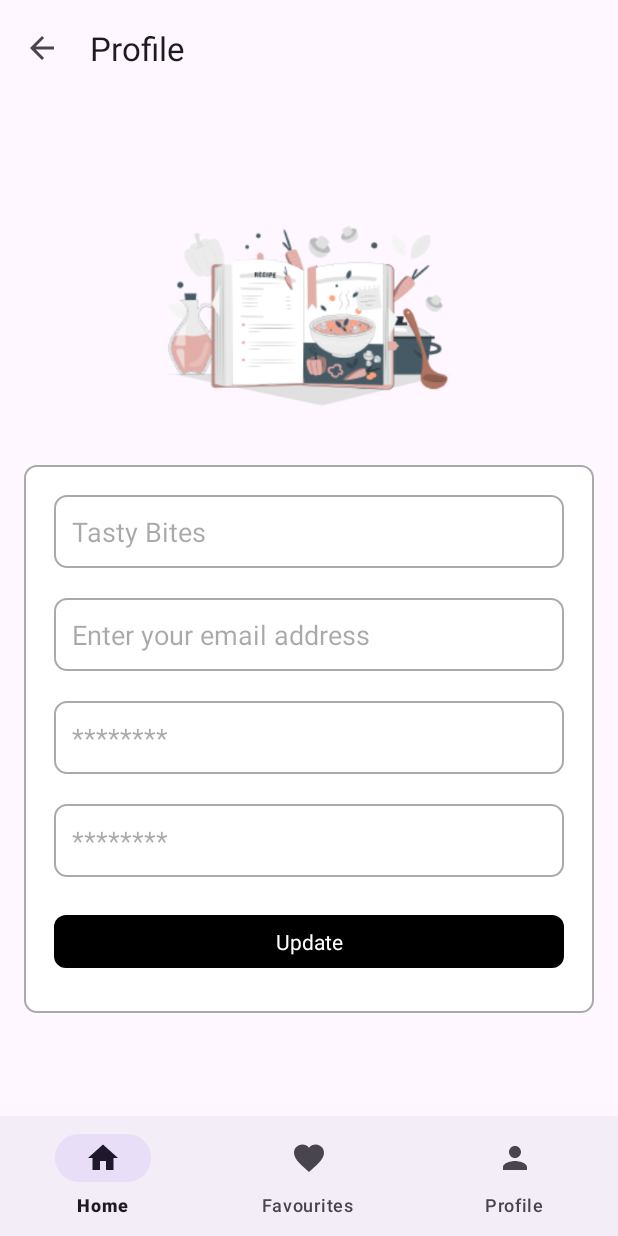
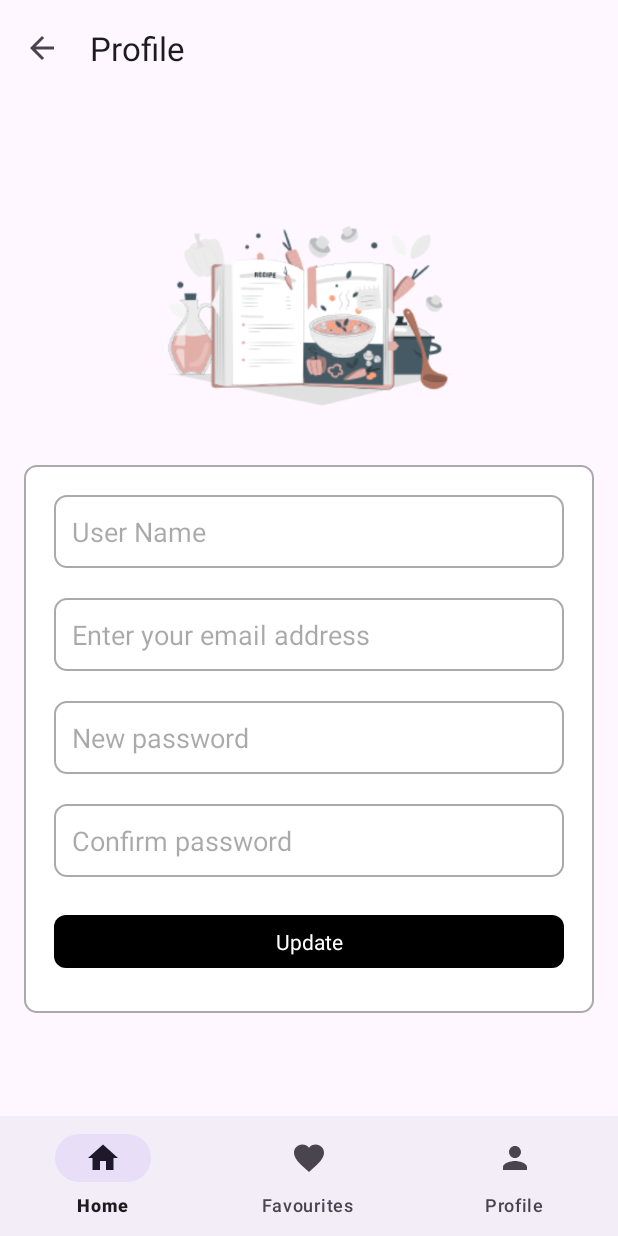
Before and after one commit to RuchithaMaram/Kooksy, an Android app: the FragmentProfileDetails screen opened through its navigation route, on a phone screen of 412 x 824 dp. Run offline under Robolectric (Android 15) with nearby library versions, the phone set to English and light mode, and no system bars; our stand-ins replace Firebase (no records; nobody signed in at launch, a user with empty details on screens opened directly), navigation-ui; Roboto replaces fonts that are not available here.

Commit message:
updated profile details

```diff
--- a/app/src/main/java/com/teamfour/kooksy/ui/profile/FragmentProfileDetails.kt
+++ b/app/src/main/java/com/teamfour/kooksy/ui/profile/FragmentProfileDetails.kt
@@ -5,50 +5,59 @@ import androidx.fragment.app.Fragment
 import android.view.LayoutInflater
 import android.view.View
 import android.view.ViewGroup
+import android.widget.Toast
+import androidx.core.widget.doAfterTextChanged
+import androidx.fragment.app.viewModels
 import androidx.navigation.fragment.findNavController
 import com.teamfour.kooksy.databinding.FragmentProfileDetailsBinding
 
 
 class FragmentProfileDetails : Fragment() {
 
-    private var _binding: FragmentProfileDetailsBinding? = null
-    private val binding get() = _binding!!
+    lateinit var binding: FragmentProfileDetailsBinding
+    private val regex: Regex = "^(?=.*[A-Z])(?=.*[a-z])(?=.*\\d)(?=.*[@#\$%^&+=!]).{8,}$".toRegex()
+    val viewModel: ProfileViewModel by viewModels()
 
 
     override fun onCreateView(
         inflater: LayoutInflater, container: ViewGroup?,
         savedInstanceState: Bundle?
     ): View {
-        _binding = FragmentProfileDetailsBinding.inflate(inflater, container, false)
-        val root: View = binding.root
-        return root
+        binding = FragmentProfileDetailsBinding.inflate(inflater, container, false)
+        return binding.root
     }
 
     override fun onViewCreated(view: View, savedInstanceState: Bundle?) {
         super.onViewCreated(view, savedInstanceState)
-        _binding?.updateButton?.setOnClickListener {
-            findNavController().popBackStack()
+        UserDetails.user?.let {
+            binding.emailEditText.setText(UserDetails.user?.email)
+            binding.nameEditText.setText(UserDetails.user?.user_name)
         }
 
-       /* val toolbar: Toolbar = requireActivity().findViewById(R.id.toolbar)
-        (requireActivity() as AppCompatActivity).setSupportActionBar(toolbar)
+        var password = ""
+        var confirmPassword =""
+        var username  = ""
+        binding.nameEditText.doAfterTextChanged {  username = it.toString() }
+        binding.passwordEditText.doAfterTextChanged { password = it.toString() }
+        binding.confirmPasswordEditText.doAfterTextChanged { confirmPassword = it.toString() }
 
-        val navController = findNavController()
-        val appBarConfiguration = AppBarConfiguration(navController.graph)
-        NavigationUI.setupWithNavController(toolbar, navController, appBarConfiguration)
+        binding.updateButton.setOnClickListener {
+            when {
+                UserDetails.user?.user_name.equals(username) -> Toast.makeText(requireActivity(), "User name cannot be same as previous", Toast.LENGTH_SHORT).show()
+                username.length < 3 || username.length > 20 || !username.matches("^[a-zA-Z0-9_]+$".toRegex()) -> Toast.makeText(requireActivity(), "Invalid username", Toast.LENGTH_SHORT).show()
+                password.isEmpty() -> Toast.makeText(requireActivity(), "Password cannot be empty", Toast.LENGTH_SHORT).show()
+                password.matches(regex).not() -> Toast.makeText(requireActivity(), "Weak password", Toast.LENGTH_SHORT).show()
+                password != confirmPassword -> Toast.makeText(requireActivity(), "Passwords don't match", Toast.LENGTH_SHORT).show()
+                else -> viewModel.updateProfileDetails(username, UserDetails.user!!)
+            }
+        }
 
-        // Add MenuProvider for handling menu
-        val menuHost: MenuHost = requireActivity()
-        menuHost.addMenuProvider(object : MenuProvider {
-            override fun onCreateMenu(menu: Menu, menuInflater: MenuInflater) {
-              //  menuInflater.inflate(R.menu.my_fragment_menu, menu)
+        viewModel.liveData.observe(viewLifecycleOwner) {
+            if(it){
+                Toast.makeText(requireActivity(), "Username updated successfully", Toast.LENGTH_SHORT).show()
+                UserDetails.user?.user_name = username
+                findNavController().popBackStack()
             }
-
-            override fun onMenuItemSelected(menuItem: MenuItem): Boolean {
-                return navController.navigateUp()
-            }
-        }, viewLifecycleOwner)*/
+        }
     }
-
-
 }
--- a/app/src/main/java/com/teamfour/kooksy/ui/profile/MyRecipe.kt
+++ b/app/src/main/java/com/teamfour/kooksy/ui/profile/MyRecipe.kt
@@ -43,7 +43,6 @@ class MyRecipe : Fragment() {
         }
 
 
-
         // Setup RecyclerView
         binding.recyclerView.layoutManager = LinearLayoutManager(context)
         binding.recyclerView.adapter = adapter
--- /dev/null
+++ b/app/src/main/java/com/teamfour/kooksy/ui/profile/UserDetails.kt
@@ -0,0 +1,5 @@
+package com.teamfour.kooksy.ui.profile
+
+object UserDetails {
+    var user: User? = null
+}
--- a/app/src/main/res/layout/fragment_profile_details.xml
+++ b/app/src/main/res/layout/fragment_profile_details.xml
@@ -36,9 +36,9 @@
             android:background="@drawable/rounded_border"
             android:hint="@string/tasty_bites"
             android:imeOptions="actionNext"
-            android:padding="12dp"
             android:inputType="text"
             android:maxLines="1"
+            android:padding="12dp"
             app:layout_constraintEnd_toEndOf="parent"
             app:layout_constraintStart_toStartOf="parent"
             app:layout_constraintTop_toTopOf="parent" />
@@ -50,11 +50,12 @@
             android:layout_height="wrap_content"
             android:layout_marginTop="20dp"
             android:background="@drawable/rounded_border"
+            android:enabled="false"
             android:hint="@string/enter_your_email_address"
+            android:imeOptions="actionNext"
             android:inputType="textEmailAddress"
+            android:maxLines="1"
             android:padding="12dp"
-            android:maxLines="1"
-            android:imeOptions="actionNext"
             app:layout_constraintEnd_toEndOf="parent"
             app:layout_constraintStart_toStartOf="parent"
             app:layout_constraintTop_toBottomOf="@id/name_edit_text" />
@@ -67,9 +68,9 @@
             android:layout_marginTop="20dp"
             android:background="@drawable/rounded_border"
             android:hint="@string/password_hint"
+            android:imeOptions="actionNext"
             android:inputType="textPassword"
             android:padding="12dp"
-            android:imeOptions="actionNext"
             app:layout_constraintEnd_toEndOf="parent"
             app:layout_constraintStart_toStartOf="parent"
             app:layout_constraintTop_toBottomOf="@id/email_edit_text" />
@@ -81,10 +82,10 @@
             android:layout_height="wrap_content"
             android:layout_marginTop="20dp"
             android:background="@drawable/rounded_border"
-            android:hint="@string/password_hint"
+            android:hint="@string/confirm_password_hint"
+            android:imeOptions="actionDone"
             android:inputType="textPassword"
             android:padding="12dp"
-            android:imeOptions="actionDone"
             app:layout_constraintEnd_toEndOf="parent"
             app:layout_constraintStart_toStartOf="parent"
             app:layout_constraintTop_toBottomOf="@id/password_edit_text" />
--- a/app/src/main/res/values/strings.xml
+++ b/app/src/main/res/values/strings.xml
@@ -28,9 +28,10 @@
     <!-- TODO: Remove or change this placeholder text -->
     <string name="hello_blank_fragment">Hello blank fragment</string>
     <string name="update">Update</string>
-    <string name="password_hint">********</string>
+    <string name="password_hint">New password</string>
+    <string name="confirm_password_hint">Confirm password</string>
     <string name="enter_your_email_address">Enter your email address</string>
-    <string name="tasty_bites">Tasty Bites</string>
+    <string name="tasty_bites">User Name</string>
     <string name="recipe_book_image">Recipe Book Image</string>
     <string name="details">Details</string>
     <string name="image">image</string>
```
Also changed, not shown: app/src/main/java/com/teamfour/kooksy/ui/authentication/LoginPage.kt (+19 -10 lines), app/src/main/java/com/teamfour/kooksy/ui/authentication/LoginViewModel.kt (added, +37 -0 lines), app/src/main/java/com/teamfour/kooksy/ui/profile/ProfileFragment.kt (+5 -3 lines), app/src/main/java/com/teamfour/kooksy/ui/profile/ProfileViewModel.kt (+20 -0 lines), app/src/main/java/com/teamfour/kooksy/ui/profile/User.kt (added, +9 -0 lines).
